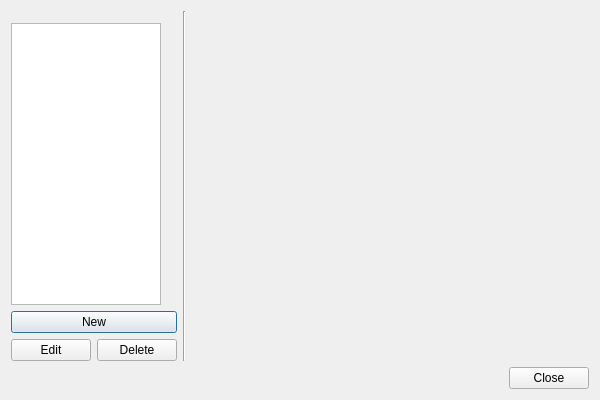
Before: the Qt Designer form PropMenu.ui in reilleya/openMotor, drawn with Qt 5.
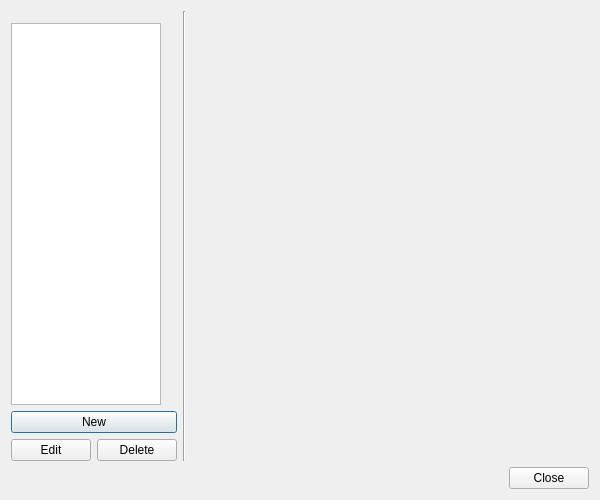
After: the same form once the commit is applied. Custom widgets are drawn as their Qt base class.

Commit message: Added c* to propellant editor

The edit to the form file:
```diff
--- a/PropMenu.ui
+++ b/PropMenu.ui
@@ -10,19 +10,19 @@
     <x>0</x>
     <y>0</y>
     <width>600</width>
-    <height>400</height>
+    <height>500</height>
    </rect>
   </property>
   <property name="minimumSize">
    <size>
     <width>600</width>
-    <height>400</height>
+    <height>500</height>
    </size>
   </property>
   <property name="maximumSize">
    <size>
     <width>600</width>
-    <height>400</height>
+    <height>500</height>
    </size>
   </property>
   <property name="windowTitle">
```
The commit also changes 2 other files.
